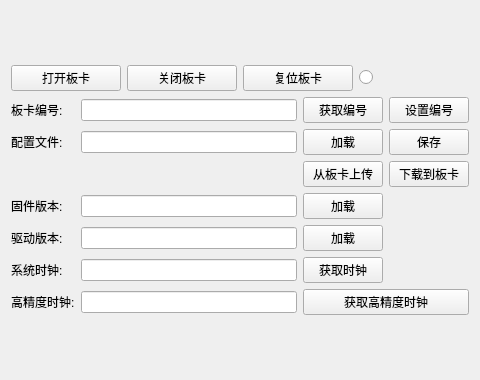
Above: GTSController/MainWidget.ui from whisper512/GTS before the change. Below: the same form after it.
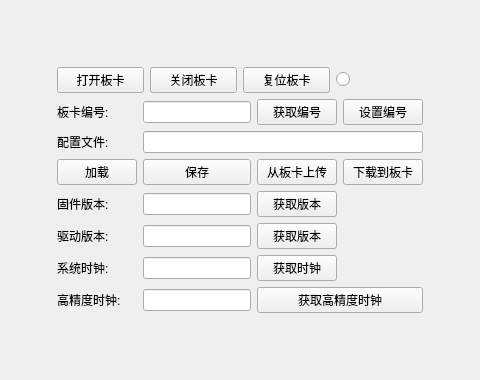
That is the form after the change.

Commit message: 修改组件名

What changed in the file:
```diff
--- a/GTSController/MainWidget.ui
+++ b/GTSController/MainWidget.ui
@@ -13,8 +13,34 @@
   <property name="windowTitle">
    <string>CMainWidget</string>
   </property>
-  <layout class="QVBoxLayout" name="verticalLayout_2">
-   <item>
+  <layout class="QGridLayout" name="gridLayout_2">
+   <item row="1" column="2">
+    <spacer name="horizontalSpacer_2">
+     <property name="orientation">
+      <enum>Qt::Horizontal</enum>
+     </property>
+     <property name="sizeHint" stdset="0">
+      <size>
+       <width>40</width>
+       <height>20</height>
+      </size>
+     </property>
+    </spacer>
+   </item>
+   <item row="1" column="0">
+    <spacer name="horizontalSpacer">
+     <property name="orientation">
+      <enum>Qt::Horizontal</enum>
+     </property>
+     <property name="sizeHint" stdset="0">
+      <size>
+       <width>40</width>
+       <height>20</height>
+      </size>
+     </property>
+    </spacer>
+   </item>
+   <item row="1" column="1">
     <layout class="QVBoxLayout" name="verticalLayout" stretch="1,9">
      <item>
       <layout class="QHBoxLayout" name="horizontalLayout">
@@ -81,30 +107,6 @@
          </property>
         </widget>
        </item>
-       <item row="1" column="1">
-        <widget class="QLineEdit" name="lineEdit_2"/>
-       </item>
-       <item row="1" column="2">
-        <widget class="QPushButton" name="pushButton_7">
-         <property name="text">
-          <string>加载</string>
-         </property>
-        </widget>
-       </item>
-       <item row="1" column="3">
-        <widget class="QPushButton" name="pushButton_6">
-         <property name="text">
-          <string>保存</string>
-         </property>
-        </widget>
-       </item>
-       <item row="2" column="2">
-        <widget class="QPushButton" name="pushButton_9">
-         <property name="text">
-          <string>从板卡上传</string>
-         </property>
-        </widget>
-       </item>
        <item row="2" column="3">
         <widget class="QPushButton" name="pushButton_8">
          <property name="text">
@@ -125,7 +127,7 @@
        <item row="3" column="2">
         <widget class="QPushButton" name="pushButton_10">
          <property name="text">
-          <string>加载</string>
+          <string>获取版本</string>
          </property>
         </widget>
        </item>
@@ -142,7 +144,7 @@
        <item row="4" column="2">
         <widget class="QPushButton" name="pushButton_11">
          <property name="text">
-          <string>加载</string>
+          <string>获取版本</string>
          </property>
         </widget>
        </item>
@@ -180,10 +182,60 @@
          </property>
         </widget>
        </item>
+       <item row="2" column="2">
+        <widget class="QPushButton" name="pushButton_UploadcfgFile">
+         <property name="text">
+          <string>从板卡上传</string>
+         </property>
+        </widget>
+       </item>
+       <item row="2" column="0">
+        <widget class="QPushButton" name="pushButton_loadCfgFile">
+         <property name="text">
+          <string>加载</string>
+         </property>
+        </widget>
+       </item>
+       <item row="2" column="1">
+        <widget class="QPushButton" name="pushButton_saveCfgFile">
+         <property name="text">
+          <string>保存</string>
+         </property>
+        </widget>
+       </item>
+       <item row="1" column="1" colspan="3">
+        <widget class="QLineEdit" name="lineEdit_cfgFile"/>
+       </item>
       </layout>
      </item>
     </layout>
    </item>
+   <item row="2" column="1">
+    <spacer name="verticalSpacer">
+     <property name="orientation">
+      <enum>Qt::Vertical</enum>
+     </property>
+     <property name="sizeHint" stdset="0">
+      <size>
+       <width>20</width>
+       <height>40</height>
+      </size>
+     </property>
+    </spacer>
+   </item>
+   <item row="0" column="1">
+    <spacer name="verticalSpacer_2">
+     <property name="orientation">
+      <enum>Qt::Vertical</enum>
+     </property>
+     <property name="sizeHint" stdset="0">
+      <size>
+       <width>20</width>
+       <height>40</height>
+      </size>
+     </property>
+    </spacer>
+   </item>
   </layout>
  </widget>
  <layoutdefault spacing="6" margin="11"/>
```
Left out of the diff: 44 changed lines with no effect on the pictures. The commit also changes 2 other files.
